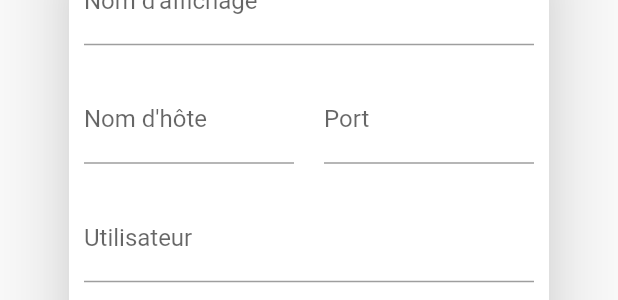
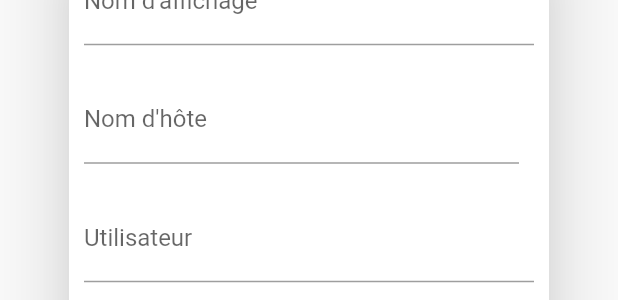
Before and after one commit to Gunlek/StockManager, a Flutter app: the AddDatabaseDialog widget shown alone on an empty page, opened directly, on a phone screen of 412 x 824 dp. Shown: the part 410-710 px from the top of the screen. Run offline on Flutter 3.47's test engine with Material 2 defaults, Android fonts, the phone set to English and light mode, and no system bars; our stand-ins replace sembast, sembast_web.

Commit message:
:recycle: (Port) Remove port from database configuration

```diff
--- a/lib/Widgets/DatabaseEditor/AddDatabaseDialog.dart
+++ b/lib/Widgets/DatabaseEditor/AddDatabaseDialog.dart
@@ -6,7 +6,6 @@ import 'package:stockmanager/models/DatabaseInfo.dart';
 class AddDatabaseDialog extends StatelessWidget {
   final TextEditingController displayNameController = TextEditingController();
   final TextEditingController hostnameController = TextEditingController();
-  final TextEditingController portController = TextEditingController();
   final TextEditingController usernameController = TextEditingController();
   final TextEditingController passwordController = TextEditingController();
 
@@ -56,16 +55,7 @@ class AddDatabaseDialog extends StatelessWidget {
                             ),
                             controller: hostnameController,
                           ),
-                        ),
-                        Padding(
-                          padding: EdgeInsets.only(left: 10),
-                          child: TextFormField(
-                            decoration: InputDecoration(
-                              labelText: "Port",
-                            ),
-                            controller: portController,
-                          ),
-                        ),
+                        )
                       ],
                     ),
                   ],
@@ -120,14 +110,12 @@ class AddDatabaseDialog extends StatelessWidget {
       DatabaseListStateModel databaseList, BuildContext context) {
     String displayName = displayNameController.value.text;
     String hostname = hostnameController.value.text;
-    String port = portController.value.text;
     String username = usernameController.value.text;
     String password = passwordController.value.text;
 
     databaseList.addDatabaseToList(DatabaseInfo(
       displayName: displayName,
       host: hostname,
-      port: port,
       user: username,
       password: password,
     ));
--- a/lib/Widgets/DatabaseEditor/DatabaseEditor.dart
+++ b/lib/Widgets/DatabaseEditor/DatabaseEditor.dart
@@ -60,7 +60,7 @@ class _DatabaseEditorState extends State<DatabaseEditor> {
                 TableRow(
                   children: [
                     Text("Nom", style: style),
-                    Text("Hôte:Port", style: style),
+                    Text("Hôte", style: style),
                     Text("Utilisateur", style: style),
                     Text("Actions", style: style),
                   ],
--- a/lib/Widgets/DatabaseEditor/DatabaseListingEntry.dart
+++ b/lib/Widgets/DatabaseEditor/DatabaseListingEntry.dart
@@ -16,7 +16,7 @@ class DatabaseListingEntry extends StatelessWidget {
         TableRow(
           children: [
             Text(database.displayName),
-            Text(database.host! + ":" + database.port!),
+            Text(database.host!),
             Text(database.user!),
             Row(
               children: [
--- a/lib/models/DatabaseInfo.dart
+++ b/lib/models/DatabaseInfo.dart
@@ -3,29 +3,28 @@ class DatabaseInfo {
   String? host;
   String? user;
   String? password;
-  String? port;
 
   DatabaseInfo(
-      {this.displayName = "local",
+    {
+      this.displayName = "local",
       this.host,
       this.user,
-      this.password,
-      this.port});
+      this.password
+    }
+  );
 
   static DatabaseInfo fromJSON(Map<String, String?> json) => DatabaseInfo(
       displayName: json['displayName']!,
       host: json['host'],
       user: json['user'],
-      password: json['password'],
-      port: json['port']);
+      password: json['password']);
 
   dynamic toJSON() {
     return {
       'displayName': this.displayName,
       'host': this.host,
       'user': this.user,
-      'password': this.password,
-      'port': this.port
+      'password': this.password
     };
   }
 }
```
Also changed, not shown: lib/States/DatabaseStateModel.dart (+12 -10 lines).
